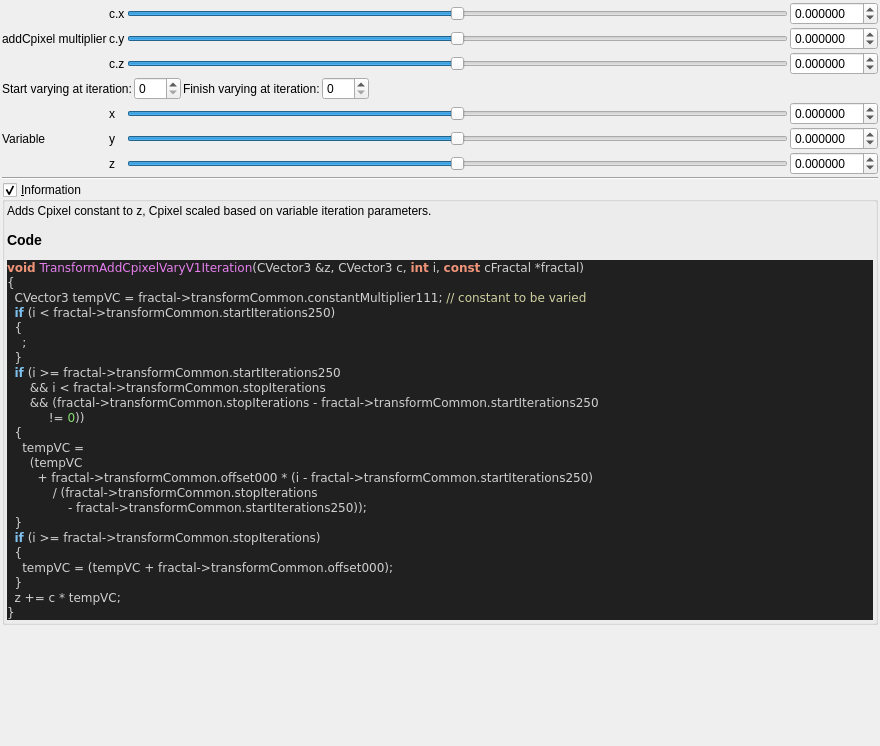
The window that mandelbulber2/qt_data/fractal_transf_add_Cpixel_varyV1.ui (buddhi1980/mandelbulber2) describes before a commit, drawn with Qt 5.
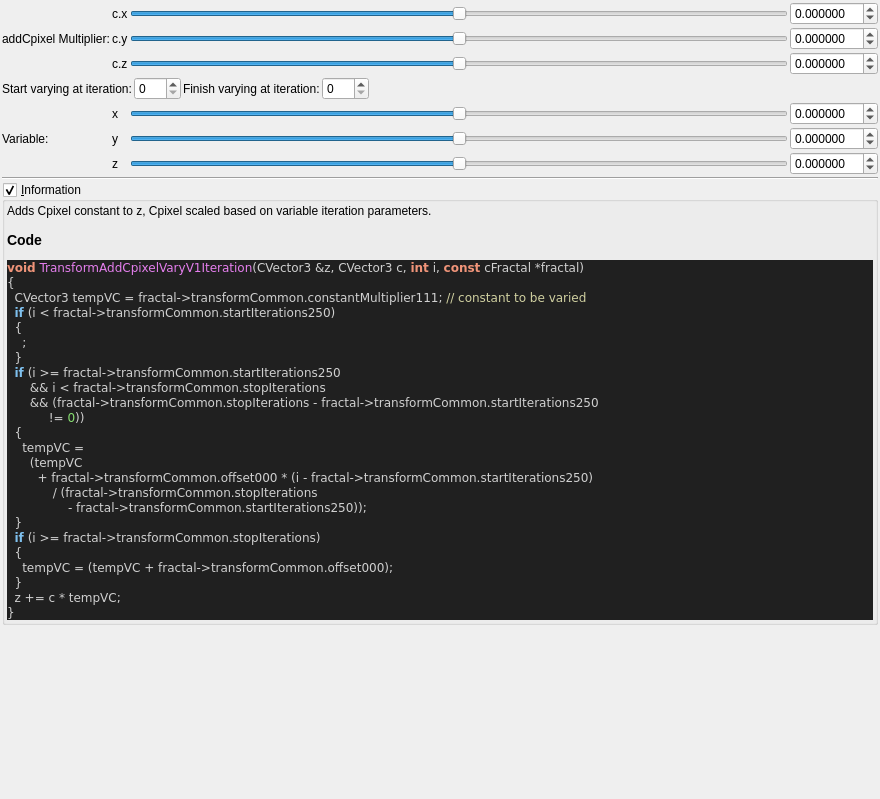
The same window after the commit. Custom widgets are drawn as their Qt base class.

Diff of the .ui file:
```diff
--- a/mandelbulber2/qt_data/fractal_transf_add_Cpixel_varyV1.ui
+++ b/mandelbulber2/qt_data/fractal_transf_add_Cpixel_varyV1.ui
@@ -7,7 +7,7 @@
     <x>0</x>
     <y>0</y>
     <width>880</width>
-    <height>746</height>
+    <height>799</height>
    </rect>
   </property>
   <property name="windowTitle">
@@ -372,7 +372,7 @@
      <item row="1" column="0">
       <widget class="QLabel" name="label_164">
        <property name="text">
-        <string>addCpixel multiplier</string>
+        <string>addCpixel Multiplier:</string>
        </property>
       </widget>
      </item>
@@ -443,7 +443,7 @@
      <item row="5" column="0">
       <widget class="QLabel" name="label_166">
        <property name="text">
-        <string>Variable</string>
+        <string>Variable:</string>
        </property>
       </widget>
      </item>
```
Left out of the diff: 17 changed lines with no effect on the pictures.
